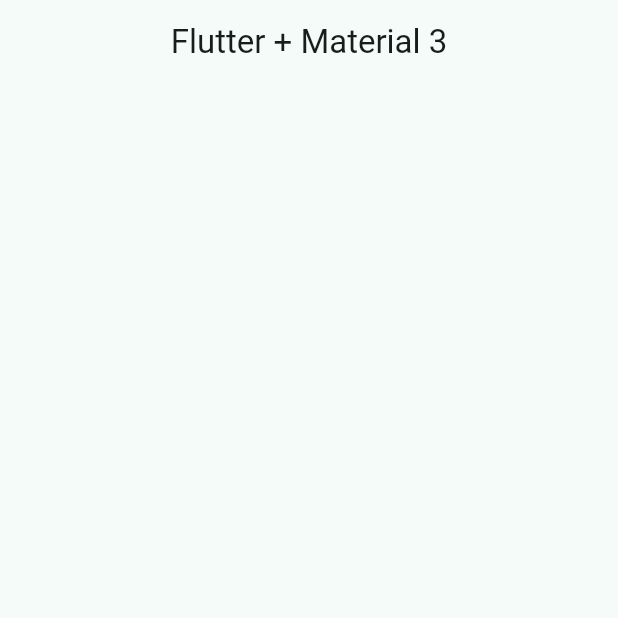
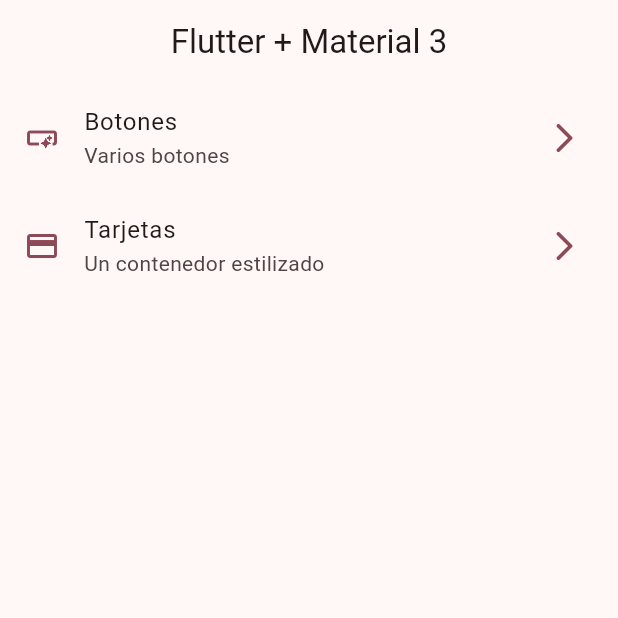
Before and after one commit to KvinBaron/widgestapp, a Flutter app: the screen it shows after launch, on a phone screen of 412 x 824 dp, the top half of it. Run offline on Flutter 3.47's test engine with Material 2 defaults, Android fonts, the phone set to English and light mode, and no system bars.

Commit message:
home scrren implementado

```diff
--- a/lib/config/menu/menu_item.dart
+++ b/lib/config/menu/menu_item.dart
@@ -20,7 +20,7 @@
 }
 
 
-const appMenuItem =  <MenuItem>[
+const appMenuItems =  <MenuItem>[
 
 
 MenuItem(
--- a/lib/config/theme/app_theme.dart
+++ b/lib/config/theme/app_theme.dart
@@ -21,7 +21,7 @@
 
 final int selectedColor;
 
-  AppTheme({this.selectedColor= 0 }):
+  AppTheme({this.selectedColor= 0}):
   assert(selectedColor >= 0, "Selected color must  be greater then 0"),
   assert(selectedColor < colorList.length, "Selected color must  be less or equal than ${colorList.length}");
 
--- a/lib/main.dart
+++ b/lib/main.dart
@@ -13,7 +13,7 @@
   Widget build(BuildContext context) {
     return MaterialApp(
     debugShowCheckedModeBanner: false,
-    theme: AppTheme (selectedColor: 7).getTheme(),
+    theme: AppTheme (selectedColor: 3).getTheme(),
       home: const HomeScreen()
       );
 
--- a/lib/presentation/screens/home/home_screen.dart
+++ b/lib/presentation/screens/home/home_screen.dart
@@ -1,4 +1,8 @@
 import 'package:flutter/material.dart';
+
+import '../../../config/menu/menu_item.dart';
+
+
 
 
 class HomeScreen extends StatelessWidget {
@@ -11,7 +15,53 @@
   centerTitle: true,
   title: const Text("Flutter + Material 3"),
 ),
+body: const _HomeView(),
+    );
+  }
+}
+
+class _HomeView extends StatelessWidget {
+
+//  static const String name ="home_screen";
+  const _HomeView();
+
+  @override
+  Widget build(BuildContext context) {
+
+    return ListView.builder(
+      itemCount: appMenuItems.length,
+      itemBuilder:(context,index){
+
+    final menuItem = appMenuItems [index];
+
+    return _CustomListTile(menuItem: menuItem);
+   }
 
     );
   }
 }
+
+class _CustomListTile extends StatelessWidget {
+  const _CustomListTile({
+    required this.menuItem,
+  });
+
+  final MenuItem menuItem;
+
+  @override
+  Widget build(BuildContext context) {
+
+    final colors = Theme.of(context).colorScheme;
+
+    return ListTile(
+leading: Icon(menuItem.icon,color: colors.primary,),
+trailing: Icon(Icons.arrow_forward_ios_rounded,color: colors.primary,),
+title: Text(menuItem.tittle),
+subtitle: Text(menuItem.subTittle),
+onTap: (){
+
+  //TODO : Navegar a aotras pantallas
+},
+    );
+  }
+}
```
